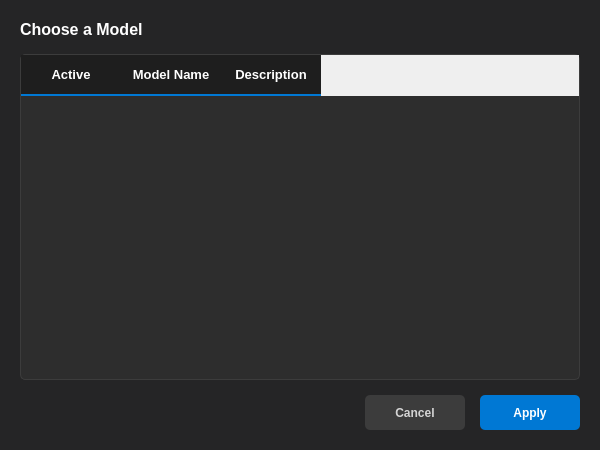
Qt form ui_designer/model_popup.ui (Arean82/llm_chat_app) before a commit.
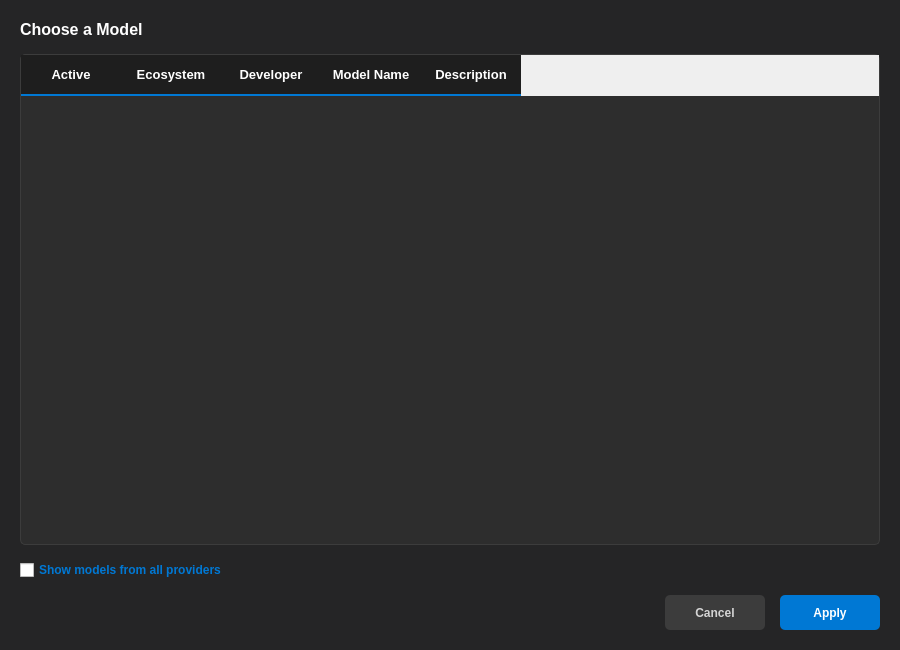
The same form after that commit.

Commit message: feat: implement Centralized Credential Hub & Secure Provider Isolation

```diff
--- a/ui_designer/model_popup.ui
+++ b/ui_designer/model_popup.ui
@@ -6,8 +6,8 @@
    <rect>
     <x>0</x>
     <y>0</y>
-    <width>600</width>
-    <height>450</height>
+    <width>900</width>
+    <height>650</height>
    </rect>
   </property>
   <property name="windowTitle">
@@ -123,6 +123,16 @@
        <string>Active</string>
       </property>
      </column>
+     <column>
+      <property name="text">
+       <string>Ecosystem</string>
+      </property>
+     </column>
+     <column>
+      <property name="text">
+       <string>Developer</string>
+      </property>
+     </column>
      <column>
       <property name="text">
        <string>Model Name</string>
@@ -135,8 +145,16 @@
      </column>
     </widget>
    </item>
-
-   <!-- BOTTOM BUTTONS -->
+   <item>
+    <widget class="QCheckBox" name="show_all_cb">
+     <property name="styleSheet">
+      <string notr="true">color: #0078d4; font-weight: bold;</string>
+     </property>
+     <property name="text">
+      <string>Show models from all providers</string>
+     </property>
+    </widget>
+   </item>
    <item>
     <layout class="QHBoxLayout" name="button_layout">
      <item>
```
Left out of the diff: 36 changed lines with no effect on the pictures. The commit also changes 17 other files.
